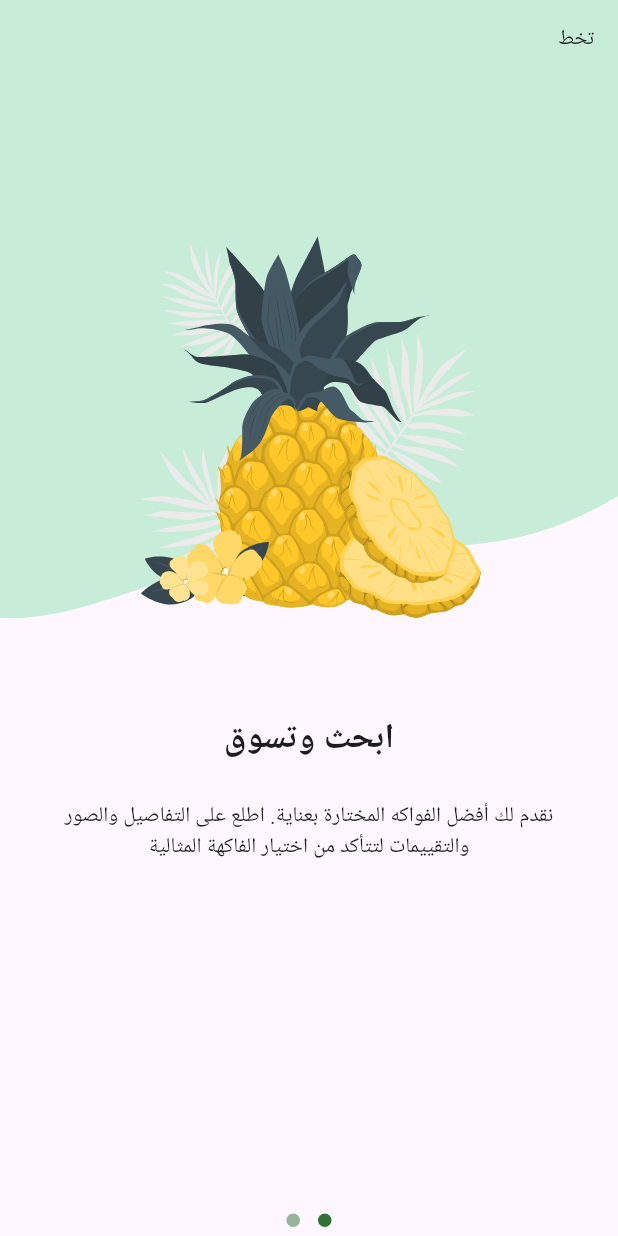
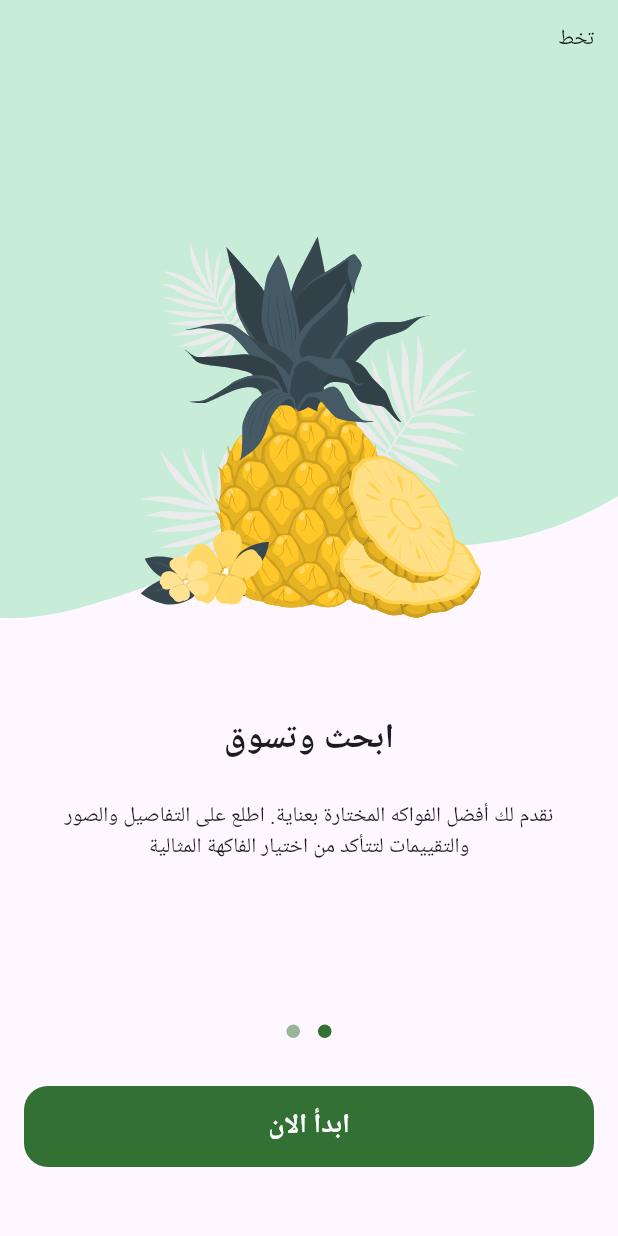
Before and after one commit to sroooooor60/Fruit-Hub, a Flutter app: the screen it shows after launch, swiped to page 2, on a phone screen of 412 x 824 dp. Run offline on Flutter 3.47's test engine with Material 3 defaults, Android fonts, the phone set to English and light mode, and no system bars; drawn by our look-alikes of dots_indicator; our stand-ins replace flutter_svg; Roboto replaces fonts that are missing (cairo).

Commit message:
finish UI bording view feature

```diff
--- /dev/null
+++ b/lib/constants.dart
@@ -0,0 +1 @@
+const kHorozentalPadding = 16.0;
--- /dev/null
+++ b/lib/core/widgets/custom_botton.dart
@@ -0,0 +1,33 @@
+import 'package:flutter/material.dart';
+import 'package:frute_hub/core/utils/app_colors.dart';
+
+class CustomBotton extends StatelessWidget {
+  const CustomBotton({super.key, required this.onPressed, required this.text});
+  final Function() onPressed;
+  final String text;
+  @override
+  Widget build(BuildContext context) {
+    return SizedBox(
+      width: double.infinity,
+      height: 54,
+      child: TextButton(
+        style: TextButton.styleFrom(
+          backgroundColor: AppColors.primaryColor,
+          shape: RoundedRectangleBorder(
+            borderRadius: BorderRadius.circular(16),
+          ),
+        ),
+        onPressed: onPressed,
+        child: Text(
+          text,
+          style: TextStyle(
+            color: Colors.white,
+            fontSize: 18,
+            fontWeight: FontWeight.w600,
+            fontFamily: 'cairo',
+          ),
+        ),
+      ),
+    );
+  }
+}
--- a/lib/features/on_bording/presentaion/views/widgets/on_bording_view_body.dart
+++ b/lib/features/on_bording/presentaion/views/widgets/on_bording_view_body.dart
@@ -1,6 +1,8 @@
 import 'package:dots_indicator/dots_indicator.dart';
 import 'package:flutter/material.dart';
+import 'package:frute_hub/constants.dart';
 import 'package:frute_hub/core/utils/app_colors.dart';
+import 'package:frute_hub/core/widgets/custom_botton.dart';
 import 'package:frute_hub/features/on_bording/presentaion/views/widgets/on_bording_page_view.dart';
 
 class OnBordingViewBody extends StatelessWidget {
@@ -18,6 +20,12 @@ class OnBordingViewBody extends StatelessWidget {
             color: AppColors.primaryColor.withValues(alpha: .5),
           ),
         ),
+        SizedBox(height: 26),
+        Padding(
+          padding: const EdgeInsets.symmetric(horizontal: kHorozentalPadding),
+          child: CustomBotton(onPressed: () {}, text: 'ابدأ الان'),
+        ),
+        SizedBox(height: 46),
       ],
     );
   }
```
